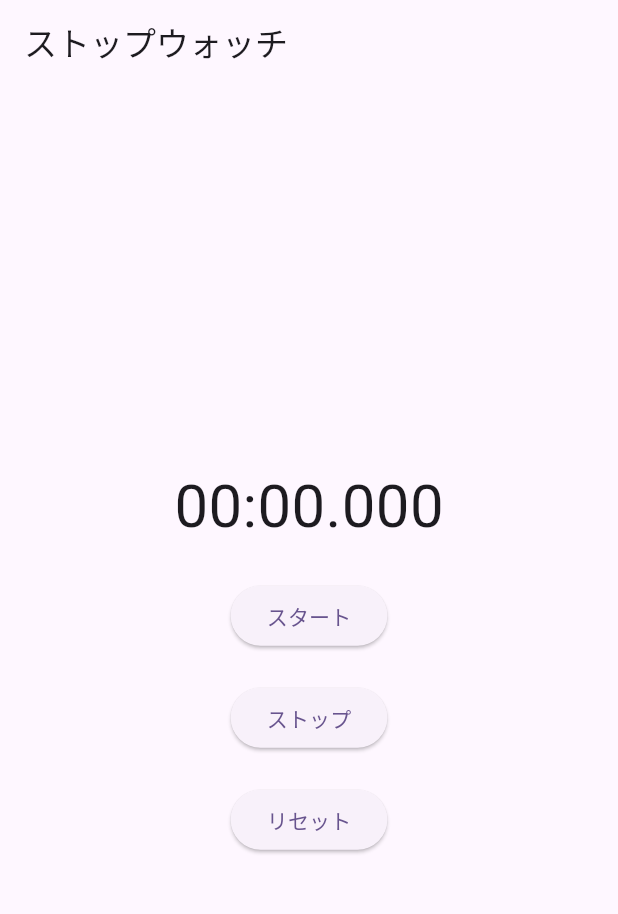
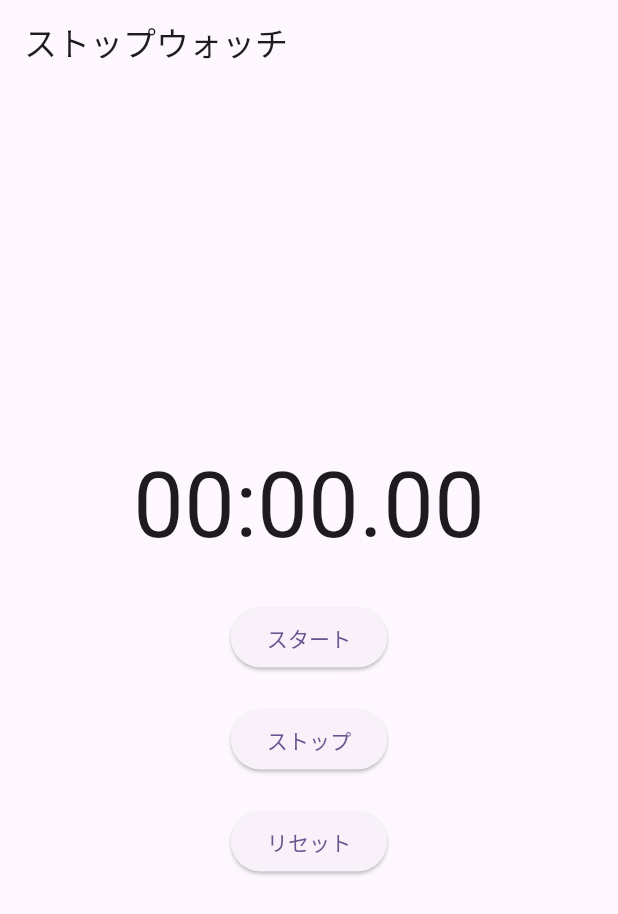
Before and after one commit to fujiki-yuya/flutter_study, a Flutter app: the screen it shows after launch, on a phone screen of 412 x 824 dp. Shown: the top 914 px of the screen. Run offline on Flutter 3.47's test engine with Material 2 defaults, Android fonts, the phone set to English and light mode, and no system bars; our stand-ins replace stop_watch_timer.

Commit message:
スタート、ストップ、リセット実装

```diff
--- a/lib/main.dart
+++ b/lib/main.dart
@@ -18,7 +18,7 @@ class MyApp extends StatelessWidget {
         colorScheme: ColorScheme.fromSeed(seedColor: Colors.deepPurple),
         useMaterial3: true,
       ),
-      home: const StopWatchScreen(),
+      home: const StopwatchScreen(),
     );
   }
 }
--- a/lib/stopwatch.dart
+++ b/lib/stopwatch.dart
@@ -1,13 +1,16 @@
 import 'package:flutter/material.dart';
+import 'package:stop_watch_timer/stop_watch_timer.dart';
 
-class StopWatchScreen extends StatefulWidget {
-  const StopWatchScreen({Key? key}) : super(key: key);
+class StopwatchScreen extends StatefulWidget {
+  const StopwatchScreen({Key? key}) : super(key: key);
 
   @override
-  State<StopWatchScreen> createState() => _StopWatchScreenState();
+  State<StopwatchScreen> createState() => _StopwatchScreenState();
 }
 
-class _StopWatchScreenState extends State<StopWatchScreen> {
+class _StopwatchScreenState extends State<StopwatchScreen> {
+  final _stopWatchTimer = StopWatchTimer();
+
   @override
   Widget build(BuildContext context) {
     return Scaffold(
@@ -18,16 +21,26 @@ class _StopWatchScreenState extends State<StopWatchScreen> {
           child: Column(
             mainAxisAlignment: MainAxisAlignment.center,
             children: [
-              const Text(
-                '00:00.000',
-                style: TextStyle(fontSize: 40),
+              StreamBuilder<int>(
+                stream: _stopWatchTimer.rawTime,
+                initialData: _stopWatchTimer.rawTime.value,
+                builder: (context, snapshot) {
+                  final value = snapshot.data;
+                  final displayTime =
+                      StopWatchTimer.getDisplayTime(value!, hours: false);
+                  return Text(
+                    displayTime,
+                    style: const TextStyle(fontSize: 60),
+                  );
+                },
               ),
               const SizedBox(
                 height: 20,
               ),
               ElevatedButton(
                 onPressed: () {
-                  //スタートを押した時の処理
+                  //タイマースタート処理
+                  _stopWatchTimer.onStartTimer();
                 },
                 child: const Text('スタート'),
               ),
@@ -36,7 +49,8 @@ class _StopWatchScreenState extends State<StopWatchScreen> {
               ),
               ElevatedButton(
                 onPressed: () {
-                  //ストップを押した時の処理
+                  //タイマーストップ処理
+                  _stopWatchTimer.onStopTimer();
                 },
                 child: const Text('ストップ'),
               ),
@@ -45,7 +59,8 @@ class _StopWatchScreenState extends State<StopWatchScreen> {
               ),
               ElevatedButton(
                 onPressed: () {
-                  //リセットを押した時の処理
+                  //タイマーリセット処理
+                  _stopWatchTimer.onResetTimer();
                 },
                 child: const Text('リセット'),
               ),
--- a/pubspec.yaml
+++ b/pubspec.yaml
@@ -30,6 +30,7 @@ environment:
 dependencies:
   flutter:
     sdk: flutter
+  stop_watch_timer:
 
 
   # The following adds the Cupertino Icons font to your application.
```
